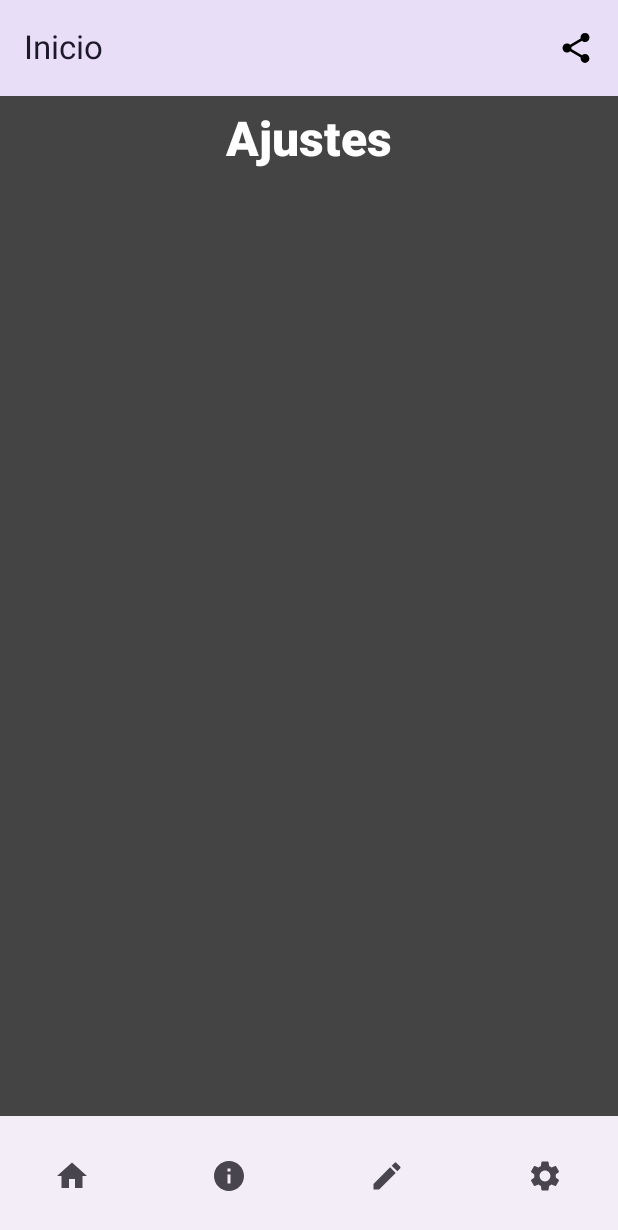
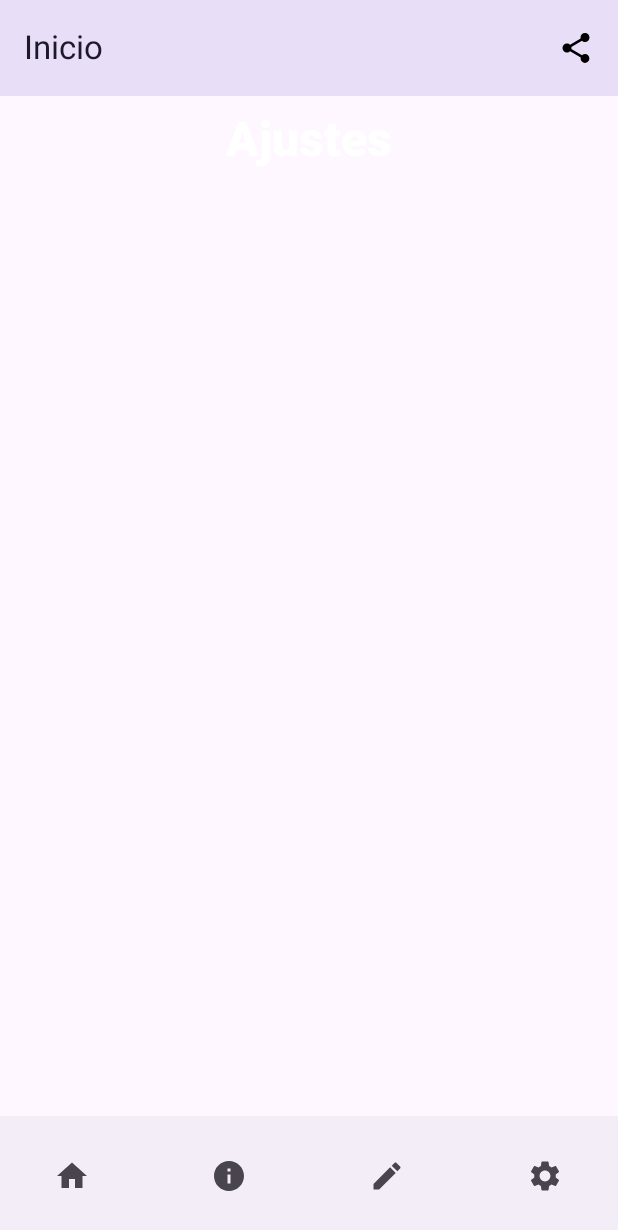
Before and after one commit to aritzjl/DAM_RETO1, an Android app built with Jetpack Compose: the SettingsContent screen opened through its navigation route, on a phone screen of 412 x 824 dp. Shown: the top 1230 px of the screen. Run offline under Robolectric (Android 15) with nearby library versions, the phone set to English and light mode, and no system bars.

Commit message:
style: Cambiar Color Fondo Settings

```diff
--- a/app/src/main/java/com/reto1/ultramarinos/views/SettingsView.kt
+++ b/app/src/main/java/com/reto1/ultramarinos/views/SettingsView.kt
@@ -6,6 +6,7 @@ import androidx.compose.foundation.layout.fillMaxSize
 import androidx.compose.foundation.layout.fillMaxWidth
 import androidx.compose.foundation.layout.padding
 import androidx.compose.foundation.lazy.LazyColumn
+import androidx.compose.material3.MaterialTheme
 import androidx.compose.material3.Scaffold
 import androidx.compose.material3.Text
 import androidx.compose.runtime.Composable
@@ -46,7 +47,7 @@ fun SettingsView() {
 fun SettingsContent(paddingValues: PaddingValues) {
     LazyColumn(modifier= Modifier
         .fillMaxSize()
-        .background(Color.DarkGray)
+        .background(MaterialTheme.colorScheme.background)
         .padding(paddingValues)) {
         item {
             Text(text = "Ajustes", fontWeight = FontWeight.ExtraBold ,fontSize = 32.sp, color = Color.White, modifier = Modifier
```
